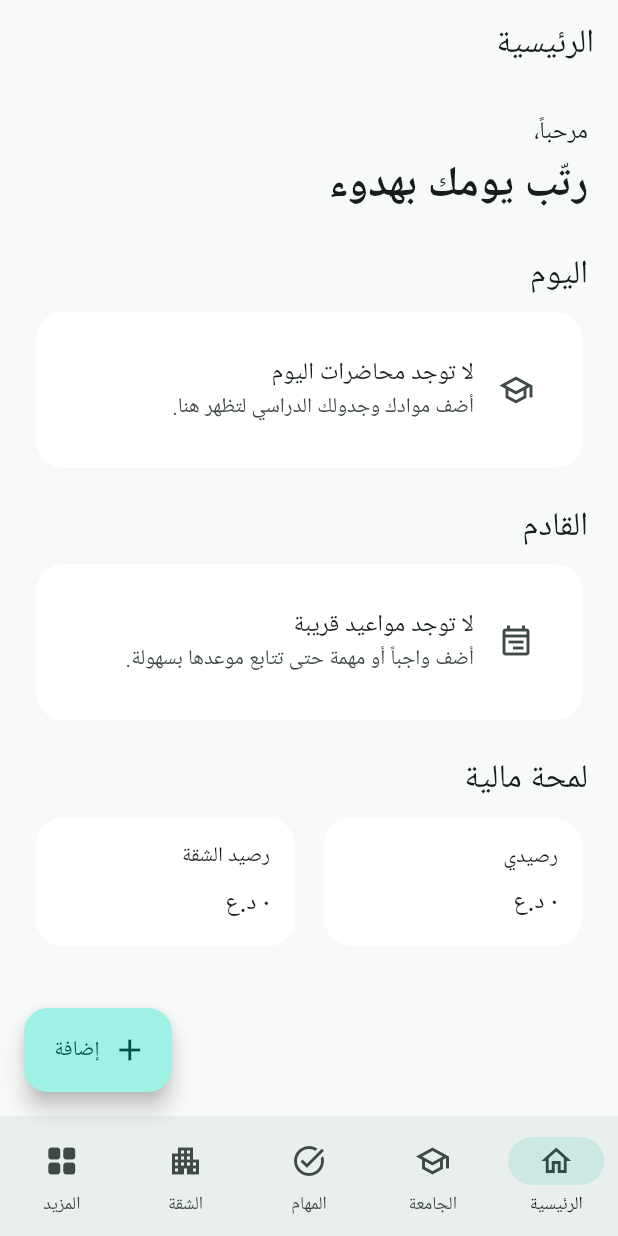
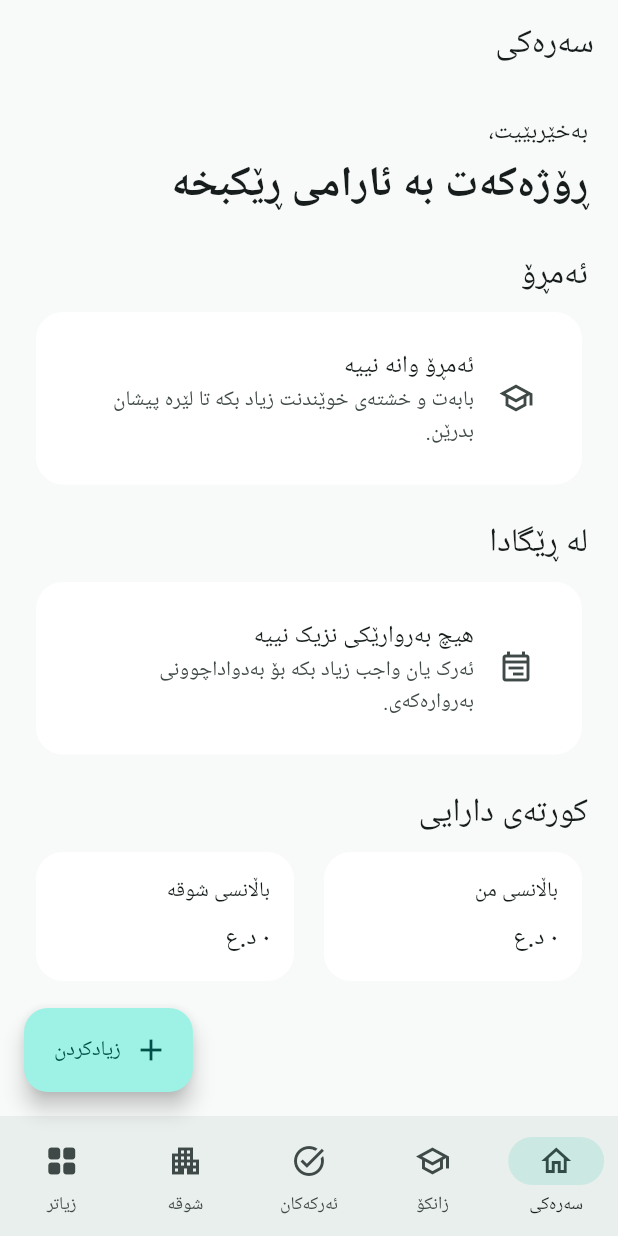
Before and after one commit to NashatShamsadyn7/My-Task, a Flutter app: the screen it shows after launch, on a phone screen of 412 x 824 dp. Run offline on Flutter 3.47's test engine with Material 3 defaults, Android fonts, the phone set to English and light mode, and no system bars; our stand-ins replace shared_preferences.

Commit message:
feat: make Kurdish the primary app language

```diff
--- /dev/null
+++ b/lib/core/localization/app_strings.dart
@@ -0,0 +1,97 @@
+import 'package:flutter/widgets.dart';
+
+abstract final class AppStrings {
+  static bool _isKurdish(BuildContext context) =>
+      Localizations.localeOf(context).languageCode == 'ku';
+
+  static String text(BuildContext context, String key) {
+    return (_isKurdish(context) ? _ku : _ar)[key] ?? key;
+  }
+
+  static const _ku = {
+    'appTitle': 'خوێندکاری زانکۆ',
+    'home': 'سەرەکی',
+    'university': 'زانکۆ',
+    'tasks': 'ئەرکەکان',
+    'apartment': 'شوقە',
+    'more': 'زیاتر',
+    'add': 'زیادکردن',
+    'personalTask': 'ئەرکی کەسی',
+    'academicTask': 'ئەرکی زانکۆیی',
+    'quizExam': 'Quiz یان تاقیکردنەوە',
+    'note': 'تێبینی',
+    'purchase': 'کڕین',
+    'newPersonalTask': 'ئەرکی کەسیی نوێ',
+    'writeTask': 'ئەرکەکە بنووسە',
+    'cancel': 'هەڵوەشاندنەوە',
+    'save': 'پاشەکەوت',
+    'comingSoon': 'بەشی {section} بە زوویی لێرە بەردەست دەبێت.',
+    'greeting': 'بەخێربێیت،',
+    'organizeDay': 'ڕۆژەکەت بە ئارامی ڕێکبخە',
+    'today': 'ئەمڕۆ',
+    'noLectures': 'ئەمڕۆ وانە نییە',
+    'addSubjectsSchedule':
+        'بابەت و خشتەی خوێندنت زیاد بکە تا لێرە پیشان بدرێن.',
+    'upcoming': 'لە ڕێگادا',
+    'noUpcoming': 'هیچ بەروارێکی نزیک نییە',
+    'addTaskForDeadline': 'ئەرک یان واجب زیاد بکە بۆ بەدواداچوونی بەروارەکەی.',
+    'financialSnapshot': 'کورتەی دارایی',
+    'myBalance': 'باڵانسی من',
+    'apartmentBalance': 'باڵانسی شوقە',
+    'addSubject': 'بابەت زیاد بکە',
+    'noSubjects':
+        'هێشتا هیچ بابەتێک نییە\nیەکەم بابەت و خشتەی خوێندنی زیاد بکە.',
+    'universitySubject': 'بابەتی زانکۆیی',
+    'newSubject': 'بابەتی نوێ',
+    'subjectName': 'ناوی بابەت',
+    'codeOptional': 'کۆد (ئارەزوومەندانە)',
+    'noTasks':
+        'هێشتا هیچ ئەرکێک نییە\nدوگمەی زیادکردن دابگرە بۆ دروستکردنی یەکەم ئەرک.',
+    'language': 'زمان',
+    'kurdish': 'کوردی (سۆرانی)',
+    'arabic': 'عەرەبی',
+    'languageDescription': 'زمانی پێشکەوتە: کوردی',
+  };
+
+  static const _ar = {
+    'appTitle': 'طالب الجامعة',
+    'home': 'الرئيسية',
+    'university': 'الجامعة',
+    'tasks': 'المهام',
+    'apartment': 'الشقة',
+    'more': 'المزيد',
+    'add': 'إضافة',
+    'personalTask': 'مهمة شخصية',
+    'academicTask': 'واجب جامعي',
+    'quizExam': 'Quiz أو امتحان',
+    'note': 'ملاحظة',
+    'purchase': 'عملية شراء',
+    'newPersonalTask': 'مهمة شخصية جديدة',
+    'writeTask': 'اكتب المهمة',
+    'cancel': 'إلغاء',
+    'save': 'حفظ',
+    'comingSoon': 'ستظهر هنا وحدة {section} في المرحلة التالية.',
+    'greeting': 'مرحباً،',
+    'organizeDay': 'رتّب يومك بهدوء',
+    'today': 'اليوم',
+    'noLectures': 'لا توجد محاضرات اليوم',
+    'addSubjectsSchedule': 'أضف موادك وجدولك الدراسي لتظهر هنا.',
+    'upcoming': 'القادم',
+    'noUpcoming': 'لا توجد مواعيد قريبة',
+    'addTaskForDeadline': 'أضف واجباً أو مهمة حتى تتابع موعدها بسهولة.',
+    'financialSnapshot': 'لمحة مالية',
+    'myBalance': 'رصيدي',
+    'apartmentBalance': 'رصيد الشقة',
+    'addSubject': 'إضافة مادة',
+    'noSubjects': 'لا توجد مواد حالياً\nأضف أول مادة وجدولها الدراسي.',
+    'universitySubject': 'مادة جامعية',
+    'newSubject': 'مادة جديدة',
+    'subjectName': 'اسم المادة',
+    'codeOptional': 'الرمز (اختياري)',
+    'noTasks': 'لا توجد مهام حالياً\nاضغط إضافة لإنشاء أول مهمة.',
+    'language': 'اللغة',
+    'kurdish': 'الكردية (سوراني)',
+    'arabic': 'العربية',
+    'languageDescription': 'اللغة الأساسية: الكردية',
+  };
+}
--- /dev/null
+++ b/lib/core/services/language_controller.dart
@@ -0,0 +1,27 @@
+import 'package:flutter/material.dart';
+import 'package:shared_preferences/shared_preferences.dart';
+
+class LanguageController extends ChangeNotifier {
+  LanguageController({Locale? initialLocale})
+      : _locale = initialLocale ?? const Locale('ku');
+
+  static const _key = 'app_language_v1';
+  Locale _locale;
+
+  Locale get locale => _locale;
+
+  static Future<LanguageController> create() async {
+    final preferences = SharedPreferencesAsync();
+    final savedCode = await preferences.getString(_key);
+    return LanguageController(
+        initialLocale: Locale(savedCode == 'ar' ? 'ar' : 'ku'));
+  }
+
+  Future<void> changeLanguage(String languageCode) async {
+    if (languageCode != 'ku' && languageCode != 'ar') return;
+    if (_locale.languageCode == languageCode) return;
+    _locale = Locale(languageCode);
+    notifyListeners();
+    await SharedPreferencesAsync().setString(_key, languageCode);
+  }
+}
--- a/lib/features/home/presentation/home_screen.dart
+++ b/lib/features/home/presentation/home_screen.dart
@@ -1,41 +1,44 @@
 import 'package:flutter/material.dart';
 import 'package:provider/provider.dart';
 
+import '../../../core/localization/app_strings.dart';
 import '../../../core/services/app_state.dart';
+import '../../../core/services/language_controller.dart';
 import '../../../shared/widgets/app_card.dart';
 import '../../../shared/widgets/section_header.dart';
+
+String s(BuildContext context, String key) => AppStrings.text(context, key);
 
 class HomeScreen extends StatelessWidget {
   const HomeScreen({super.key});
 
-  static const _tabs = ['الرئيسية', 'الجامعة', 'المهام', 'الشقة', 'المزيد'];
+  static const _tabKeys = ['home', 'university', 'tasks', 'apartment', 'more'];
   static const _icons = [
     Icons.home_outlined,
     Icons.school_outlined,
     Icons.task_alt_outlined,
     Icons.apartment_outlined,
-    Icons.grid_view_rounded,
+    Icons.grid_view_rounded
   ];
 
   @override
   Widget build(BuildContext context) {
     final selected = context.watch<AppState>().selectedTab;
     return Scaffold(
-      appBar: AppBar(title: Text(_tabs[selected])),
+      appBar: AppBar(title: Text(s(context, _tabKeys[selected]))),
       body: SafeArea(child: _TabContent(index: selected)),
       floatingActionButton: FloatingActionButton.extended(
         onPressed: () => _showQuickAdd(context),
         icon: const Icon(Icons.add),
-        label: const Text('إضافة'),
+        label: Text(s(context, 'add')),
       ),
       bottomNavigationBar: NavigationBar(
         selectedIndex: selected,
         onDestinationSelected: context.read<AppState>().selectTab,
         destinations: List.generate(
-          _tabs.length,
+            _tabKeys.length,
             (index) => NavigationDestination(
-              icon: Icon(_icons[index]), label: _tabs[index]),
-        ),
+                icon: Icon(_icons[index]), label: s(context, _tabKeys[index]))),
       ),
     );
   }
@@ -47,35 +50,30 @@ class HomeScreen extends StatelessWidget {
         builder: (sheetContext) => SafeArea(
                 child: Padding(
               padding: const EdgeInsets.all(16),
-          child: Wrap(
-            runSpacing: 8,
-            children: [
+              child: Wrap(runSpacing: 8, children: [
                 ListTile(
                     leading: const Icon(Icons.check_circle_outline),
-                  title: const Text('مهمة شخصية'),
+                    title: Text(s(context, 'personalTask')),
                     onTap: () {
                       Navigator.of(sheetContext).pop();
                       WidgetsBinding.instance.addPostFrameCallback((_) {
                         if (context.mounted) _showTaskForm(context);
                       });
                     }),
-              const ListTile(
-                  leading: Icon(Icons.assignment_outlined),
-                  title: Text('واجب جامعي')),
-              const ListTile(
-                  leading: Icon(Icons.quiz_outlined),
-                  title: Text('Quiz أو امتحان')),
-              const ListTile(
-                  leading: Icon(Icons.note_add_outlined),
-                  title: Text('ملاحظة')),
-              const ListTile(
-                  leading: Icon(Icons.shopping_basket_outlined),
-                  title: Text('عملية شراء')),
-            ],
-          ),
-        ),
-      ),
-    );
+                ListTile(
+                    leading: const Icon(Icons.assignment_outlined),
+                    title: Text(s(context, 'academicTask'))),
+                ListTile(
+                    leading: const Icon(Icons.quiz_outlined),
+                    title: Text(s(context, 'quizExam'))),
+                ListTile(
+                    leading: const Icon(Icons.note_add_outlined),
+                    title: Text(s(context, 'note'))),
+                ListTile(
+                    leading: const Icon(Icons.shopping_basket_outlined),
+                    title: Text(s(context, 'purchase'))),
+              ]),
+            )));
   }
 
   void _showTaskForm(BuildContext context) {
@@ -83,25 +81,25 @@ class HomeScreen extends StatelessWidget {
     showDialog<void>(
         context: context,
         builder: (dialogContext) => AlertDialog(
-        title: const Text('مهمة شخصية جديدة'),
+              title: Text(s(context, 'newPersonalTask')),
               content: TextField(
                   autofocus: true,
                   onChanged: (value) => title = value,
-            decoration: const InputDecoration(hintText: 'اكتب المهمة')),
+                  decoration:
+                      InputDecoration(hintText: s(context, 'writeTask'))),
               actions: [
                 TextButton(
                     onPressed: () => Navigator.pop(dialogContext),
-              child: const Text('إلغاء')),
+                    child: Text(s(context, 'cancel'))),
                 FilledButton(
                     onPressed: () async {
                       if (title.trim().isEmpty) return;
                       await context.read<AppState>().addTask(title);
                       if (dialogContext.mounted) Navigator.pop(dialogContext);
                     },
-              child: const Text('حفظ')),
+                    child: Text(s(context, 'save'))),
               ],
-      ),
-    );
+            ));
   }
 }
 
@@ -113,44 +111,45 @@ class _TabContent extends StatelessWidget {
   Widget build(BuildContext context) {
     if (index == 1) return const _AcademicTab();
     if (index == 2) return const _TasksTab();
+    if (index == 4) return const _MoreTab();
     if (index != 0) {
       return Center(
-          child: Text(
-              'ستظهر هنا وحدة ${HomeScreen._tabs[index]} في المرحلة التالية.'));
+          child: Text(s(context, 'comingSoon').replaceFirst(
+              '{section}', s(context, HomeScreen._tabKeys[index]))));
     }
-    return ListView(
-      padding: const EdgeInsets.all(20),
-      children: const [
-        Text('مرحباً،', style: TextStyle(fontSize: 16)),
-        SizedBox(height: 4),
-        Text('رتّب يومك بهدوء',
-            style: TextStyle(fontSize: 28, fontWeight: FontWeight.w600)),
-        SizedBox(height: 24),
-        SectionHeader(title: 'اليوم'),
-        SizedBox(height: 8),
+    return ListView(padding: const EdgeInsets.all(20), children: [
+      Text(s(context, 'greeting'), style: const TextStyle(fontSize: 16)),
+      const SizedBox(height: 4),
+      Text(s(context, 'organizeDay'),
+          style: const TextStyle(fontSize: 28, fontWeight: FontWeight.w600)),
+      const SizedBox(height: 24),
+      SectionHeader(title: s(context, 'today')),
+      const SizedBox(height: 8),
       AppCard(
           child: ListTile(
-                leading: Icon(Icons.school_outlined),
-                title: Text('لا توجد محاضرات اليوم'),
-                subtitle: Text('أضف موادك وجدولك الدراسي لتظهر هنا.'))),
-        SizedBox(height: 20),
-        SectionHeader(title: 'القادم'),
-        SizedBox(height: 8),
+              leading: const Icon(Icons.school_outlined),
+              title: Text(s(context, 'noLectures')),
+              subtitle: Text(s(context, 'addSubjectsSchedule')))),
+      const SizedBox(height: 20),
+      SectionHeader(title: s(context, 'upcoming')),
+      const SizedBox(height: 8),
       AppCard(
           child: ListTile(
-                leading: Icon(Icons.event_note_outlined),
-                title: Text('لا توجد مواعيد قريبة'),
-                subtitle: Text('أضف واجباً أو مهمة حتى تتابع موعدها بسهولة.'))),
-        SizedBox(height: 20),
-        SectionHeader(title: 'لمحة مالية'),
-        SizedBox(height: 8),
+              leading: const Icon(Icons.event_note_outlined),
+              title: Text(s(context, 'noUpcoming')),
+              subtitle: Text(s(context, 'addTaskForDeadline')))),
+      const SizedBox(height: 20),
+      SectionHeader(title: s(context, 'financialSnapshot')),
+      const SizedBox(height: 8),
       Row(children: [
-          Expanded(child: _Balance(label: 'رصيدي', value: '٠ د.ع')),
-          SizedBox(width: 12),
-          Expanded(child: _Balance(label: 'رصيد الشقة', value: '٠ د.ع'))
+        Expanded(
+            child: _Balance(label: s(context, 'myBalance'), value: '٠ د.ع')),
+        const SizedBox(width: 12),
+        Expanded(
+            child: _Balance(
+                label: s(context, 'apartmentBalance'), value: '٠ د.ع')),
       ]),
-      ],
-    );
+    ]);
   }
 }
 
@@ -159,20 +158,17 @@ class _AcademicTab extends StatelessWidget {
   @override
   Widget build(BuildContext context) {
     final subjects = context.watch<AppState>().subjects;
-    return ListView(
-      padding: const EdgeInsets.all(20),
-      children: [
+    return ListView(padding: const EdgeInsets.all(20), children: [
       FilledButton.icon(
           onPressed: () => _addSubject(context),
           icon: const Icon(Icons.add),
-            label: const Text('إضافة مادة')),
+          label: Text(s(context, 'addSubject'))),
       const SizedBox(height: 16),
       if (subjects.isEmpty)
-          const Center(
+        Center(
             child: Padding(
-                  padding: EdgeInsets.all(32),
-                  child: Text(
-                      'لا توجد مواد حالياً\nأضف أول مادة وجدولها الدراسي.',
+                padding: const EdgeInsets.all(32),
+                child: Text(s(context, 'noSubjects'),
                     textAlign: TextAlign.center)))
       else
         ...subjects.map((subject) => Padding(
@@ -182,9 +178,9 @@ class _AcademicTab extends StatelessWidget {
                     leading: CircleAvatar(
                         backgroundColor: Color(subject.colorValue)),
                     title: Text(subject.name),
-                      subtitle: Text(subject.code ?? 'مادة جامعية'))))),
-      ],
-    );
+                    subtitle: Text(
+                        subject.code ?? s(context, 'universitySubject')))))),
+    ]);
   }
 
   void _addSubject(BuildContext context) {
@@ -193,22 +189,23 @@ class _AcademicTab extends StatelessWidget {
     showDialog<void>(
         context: context,
         builder: (dialogContext) => AlertDialog(
-              title: const Text('مادة جديدة'),
+              title: Text(s(context, 'newSubject')),
               content: Column(mainAxisSize: MainAxisSize.min, children: [
                 TextField(
                     autofocus: true,
-                    decoration: const InputDecoration(labelText: 'اسم المادة'),
+                    decoration:
+                        InputDecoration(labelText: s(context, 'subjectName')),
                     onChanged: (value) => name = value),
                 const SizedBox(height: 12),
                 TextField(
                     decoration:
-                        const InputDecoration(labelText: 'الرمز (اختياري)'),
-                    onChanged: (value) => code = value)
+                        InputDecoration(labelText: s(context, 'codeOptional')),
+                    onChanged: (value) => code = value),
               ]),
               actions: [
                 TextButton(
                     onPressed: () => Navigator.pop(dialogContext),
-                    child: const Text('إلغاء')),
+                    child: Text(s(context, 'cancel'))),
                 FilledButton(
                     onPressed: () async {
                       if (name.trim().isEmpty) return;
@@ -217,7 +214,7 @@ class _AcademicTab extends StatelessWidget {
                           .addSubject(name, code: code);
                       if (dialogContext.mounted) Navigator.pop(dialogContext);
                     },
-                    child: const Text('حفظ'))
+                    child: Text(s(context, 'save'))),
               ],
             ));
   }
@@ -229,9 +226,8 @@ class _TasksTab extends StatelessWidget {
   Widget build(BuildContext context) {
     final tasks = context.watch<AppState>().tasks;
     if (tasks.isEmpty) {
-      return const Center(
-          child: Text('لا توجد مهام حالياً\nاضغط إضافة لإنشاء أول مهمة.',
-              textAlign: TextAlign.center));
+      return Center(
+          child: Text(s(context, 'noTasks'), textAlign: TextAlign.center));
     }
     return ListView.separated(
         padding: const EdgeInsets.all(20),
@@ -241,8 +237,35 @@ class _TasksTab extends StatelessWidget {
             child: ListTile(
                 leading: const Icon(Icons.radio_button_unchecked),
                 title: Text(tasks[index].title),
-              subtitle: const Text('مهمة شخصية'))),
-    );
+                subtitle: Text(s(context, 'personalTask')))));
+  }
+}
+
+class _MoreTab extends StatelessWidget {
+  const _MoreTab();
+  @override
+  Widget build(BuildContext context) {
+    final language = context.watch<LanguageController>();
+    return ListView(padding: const EdgeInsets.all(20), children: [
+      SectionHeader(title: s(context, 'language')),
+      const SizedBox(height: 8),
+      AppCard(
+          child: Column(children: [
+        ListTile(
+            leading: Icon(language.locale.languageCode == 'ku'
+                ? Icons.radio_button_checked
+                : Icons.radio_button_off),
+            onTap: () => language.changeLanguage('ku'),
+            title: Text(s(context, 'kurdish')),
+            subtitle: Text(s(context, 'languageDescription'))),
+        ListTile(
+            leading: Icon(language.locale.languageCode == 'ar'
+                ? Icons.radio_button_checked
+                : Icons.radio_button_off),
+            onTap: () => language.changeLanguage('ar'),
+            title: Text(s(context, 'arabic'))),
+      ])),
+    ]);
   }
 }
 
--- a/lib/main.dart
+++ b/lib/main.dart
@@ -1,8 +1,10 @@
+import 'package:flutter/cupertino.dart';
 import 'package:flutter/material.dart';
 import 'package:flutter_localizations/flutter_localizations.dart';
 import 'package:provider/provider.dart';
 
 import 'core/services/app_state.dart';
+import 'core/services/language_controller.dart';
 import 'core/services/local_key_value_store.dart';
 import 'features/tasks/data/personal_task_repository.dart';
 import 'features/academic/data/subject_repository.dart';
@@ -15,33 +17,96 @@ Future<void> main() async {
   final state = AppState(LocalPersonalTaskRepository(store),
       subjectRepository: LocalSubjectRepository(store));
   await state.restore();
-  runApp(TalibAlJamiaApp(state: state));
+  final language = await LanguageController.create();
+  runApp(TalibAlJamiaApp(state: state, language: language));
 }
 
 class TalibAlJamiaApp extends StatelessWidget {
-  TalibAlJamiaApp({AppState? state, super.key})
+  TalibAlJamiaApp({AppState? state, LanguageController? language, super.key})
       : state = state ??
             AppState(
-                LocalPersonalTaskRepository(SharedPreferencesStore.create()));
+                LocalPersonalTaskRepository(SharedPreferencesStore.create())),
+        language = language ?? LanguageController();
   final AppState state;
+  final LanguageController language;
 
   @override
   Widget build(BuildContext context) {
-    return ChangeNotifierProvider.value(
-      value: state,
-      child: MaterialApp(
-        debugShowCheckedModeBanner: false,
-        title: 'طالب الجامعة',
-        theme: AppTheme.light,
-        locale: const Locale('ar'),
-        supportedLocales: const [Locale('ar')],
-        localizationsDelegates: const [
-          GlobalMaterialLocalizations.delegate,
-          GlobalWidgetsLocalizations.delegate,
-          GlobalCupertinoLocalizations.delegate,
-        ],
-        home: const HomeScreen(),
+    return MultiProvider(
+      providers: [
+        ChangeNotifierProvider.value(value: state),
+        ChangeNotifierProvider.value(value: language),
+      ],
+      child: Consumer<LanguageController>(
+        builder: (context, language, _) => MaterialApp(
+          debugShowCheckedModeBanner: false,
+          title: 'خوێندکاری زانکۆ',
+          theme: AppTheme.light,
+          locale: language.locale,
+          supportedLocales: const [Locale('ku'), Locale('ar')],
+          localizationsDelegates: const [
+            _KurdishMaterialLocalizationsDelegate(),
+            _KurdishWidgetsLocalizationsDelegate(),
+            _KurdishCupertinoLocalizationsDelegate(),
+          ],
+          builder: (context, child) => Directionality(
+            textDirection: TextDirection.rtl,
+            child: child!,
+          ),
+          home: const HomeScreen(),
+        ),
       ),
     );
   }
 }
+
+class _KurdishMaterialLocalizationsDelegate
+    extends LocalizationsDelegate<MaterialLocalizations> {
+  const _KurdishMaterialLocalizationsDelegate();
+
+  @override
+  bool isSupported(Locale locale) =>
+      locale.languageCode == 'ku' || locale.languageCode == 'ar';
+
+  @override
+  Future<MaterialLocalizations> load(Locale locale) =>
+      GlobalMaterialLocalizations.delegate.load(_fallbackLocale(locale));
+
+  @override
+  bool shouldReload(_KurdishMaterialLocalizationsDelegate old) => false;
+}
+
+class _KurdishWidgetsLocalizationsDelegate
+    extends LocalizationsDelegate<WidgetsLocalizations> {
+  const _KurdishWidgetsLocalizationsDelegate();
+
+  @override
+  bool isSupported(Locale locale) =>
+      locale.languageCode == 'ku' || locale.languageCode == 'ar';
+
+  @override
+  Future<WidgetsLocalizations> load(Locale locale) =>
+      GlobalWidgetsLocalizations.delegate.load(_fallbackLocale(locale));
+
+  @override
+  bool shouldReload(_KurdishWidgetsLocalizationsDelegate old) => false;
+}
+
+class _KurdishCupertinoLocalizationsDelegate
+    extends LocalizationsDelegate<CupertinoLocalizations> {
+  const _KurdishCupertinoLocalizationsDelegate();
+
+  @override
+  bool isSupported(Locale locale) =>
+      locale.languageCode == 'ku' || locale.languageCode == 'ar';
+
+  @override
+  Future<CupertinoLocalizations> load(Locale locale) =>
+      GlobalCupertinoLocalizations.delegate.load(_fallbackLocale(locale));
+
+  @override
+  bool shouldReload(_KurdishCupertinoLocalizationsDelegate old) => false;
+}
+
+Locale _fallbackLocale(Locale locale) =>
+    locale.languageCode == 'ku' ? const Locale('ar') : locale;
```
Also changed, not shown: 1 other file. Lines whose indentation alone changed are shown as unchanged.
